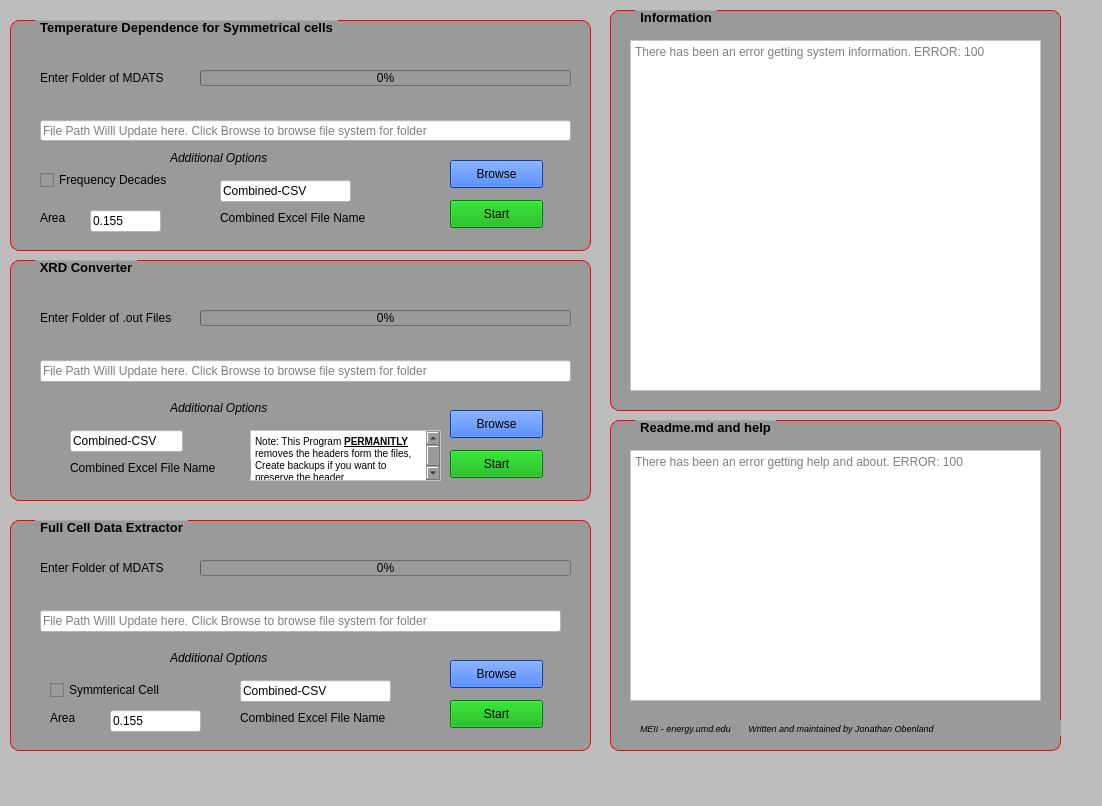
Qt form gui.ui (Jobenland/Data-Helper) before a commit.
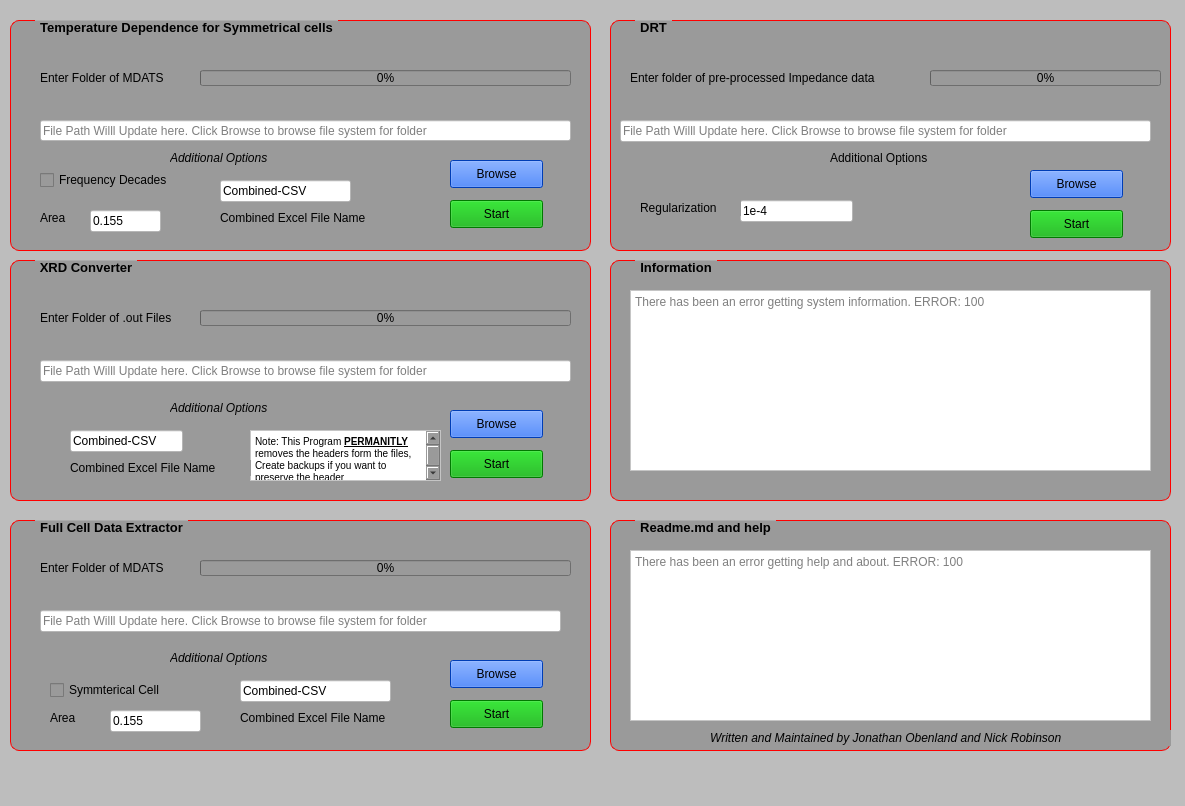
The same form after that commit. Icons and pictures are not drawn.

Commit message: Added DRT to come

What changed in the file:
```diff
--- a/gui.ui
+++ b/gui.ui
@@ -6,7 +6,7 @@
    <rect>
     <x>0</x>
     <y>0</y>
-    <width>1102</width>
+    <width>1185</width>
     <height>806</height>
    </rect>
   </property>
@@ -595,9 +595,9 @@
     <property name="geometry">
      <rect>
       <x>610</x>
-      <y>420</y>
-      <width>451</width>
-      <height>331</height>
+      <y>520</y>
+      <width>561</width>
+      <height>231</height>
      </rect>
     </property>
     <property name="font">
@@ -629,7 +629,7 @@
       </font>
      </property>
      <property name="text">
-      <string>MEII - energy.umd.edu       Written and maintained by Jonathan Obenland</string>
+      <string>Written and maintained by Jonathan Obenland and Nick Robinson</string>
      </property>
     </widget>
     <widget class="QTextBrowser" name="textBrowser">
@@ -637,8 +637,8 @@
       <rect>
        <x>20</x>
        <y>30</y>
-       <width>411</width>
-       <height>251</height>
+       <width>521</width>
+       <height>171</height>
       </rect>
      </property>
      <property name="styleSheet">
@@ -655,14 +655,32 @@
       <string>There has been an error getting help and about. ERROR: 100</string>
      </property>
     </widget>
+    <widget class="QLabel" name="label_16">
+     <property name="geometry">
+      <rect>
+       <x>100</x>
+       <y>210</y>
+       <width>511</width>
+       <height>16</height>
+      </rect>
+     </property>
+     <property name="font">
+      <font>
+       <italic>true</italic>
+      </font>
+     </property>
+     <property name="text">
+      <string>Written and Maintained by Jonathan Obenland and Nick Robinson</string>
+     </property>
+    </widget>
    </widget>
    <widget class="QGroupBox" name="groupBox_5">
     <property name="geometry">
      <rect>
       <x>610</x>
-      <y>10</y>
-      <width>451</width>
-      <height>401</height>
+      <y>260</y>
+      <width>561</width>
+      <height>241</height>
      </rect>
     </property>
     <property name="font">
@@ -683,8 +701,8 @@
       <rect>
        <x>20</x>
        <y>30</y>
-       <width>411</width>
-       <height>351</height>
+       <width>521</width>
+       <height>181</height>
       </rect>
      </property>
      <property name="styleSheet">
@@ -702,6 +720,150 @@
      </property>
     </widget>
    </widget>
+   <widget class="QGroupBox" name="groupBox_6">
+    <property name="geometry">
+     <rect>
+      <x>610</x>
+      <y>20</y>
+      <width>561</width>
+      <height>231</height>
+     </rect>
+    </property>
+    <property name="font">
+     <font>
+      <pointsize>10</pointsize>
+      <weight>75</weight>
+      <bold>true</bold>
+     </font>
+    </property>
+    <property name="styleSheet">
+     <string notr="true">background-color: rgb(154, 154, 154);</string>
+    </property>
+    <property name="title">
+     <string>DRT</string>
+    </property>
+    <widget class="QLabel" name="label_13">
+     <property name="geometry">
+      <rect>
+       <x>20</x>
+       <y>50</y>
+       <width>311</width>
+       <height>16</height>
+      </rect>
+     </property>
+     <property name="text">
+      <string>Enter folder of pre-processed Impedance data</string>
+     </property>
+    </widget>
+    <widget class="QLineEdit" name="drtFilePath">
+     <property name="geometry">
+      <rect>
+       <x>10</x>
+       <y>100</y>
+       <width>531</width>
+       <height>22</height>
+      </rect>
+     </property>
+     <property name="styleSheet">
+      <string notr="true">background-color: rgb(255, 255, 255);</string>
+     </property>
+     <property name="placeholderText">
+      <string>File Path Willl Update here. Click Browse to browse file system for folder</string>
+     </property>
+    </widget>
+    <widget class="QLabel" name="label_14">
+     <property name="geometry">
+      <rect>
+       <x>220</x>
+       <y>130</y>
+       <width>111</width>
+       <height>16</height>
+      </rect>
+     </property>
+     <property name="font">
+      <font>
+       <italic>false</italic>
+      </font>
+     </property>
+     <property name="text">
+      <string>Additional Options</string>
+     </property>
+    </widget>
+    <widget class="QProgressBar" name="drtProgress">
+     <property name="geometry">
+      <rect>
+       <x>320</x>
+       <y>50</y>
+       <width>231</width>
+       <height>16</height>
+      </rect>
+     </property>
+     <property name="value">
+      <number>0</number>
+     </property>
+    </widget>
+    <widget class="QLineEdit" name="drtRegularization">
+     <property name="geometry">
+      <rect>
+       <x>130</x>
+       <y>180</y>
+       <width>113</width>
+       <height>22</height>
+      </rect>
+     </property>
+     <property name="styleSheet">
+      <string notr="true">background-color: rgb(255, 255, 255);</string>
+     </property>
+     <property name="text">
+      <string>1e-4</string>
+     </property>
+    </widget>
+    <widget class="QLabel" name="label_15">
+     <property name="geometry">
+      <rect>
+       <x>30</x>
+       <y>180</y>
+       <width>101</width>
+       <height>16</height>
+      </rect>
+     </property>
+     <property name="text">
+      <string>Regularization</string>
+     </property>
+    </widget>
+    <widget class="QPushButton" name="drtBrowse">
+     <property name="geometry">
+      <rect>
+       <x>420</x>
+       <y>150</y>
+       <width>93</width>
+       <height>28</height>
+      </rect>
+     </property>
+     <property name="styleSheet">
+      <string notr="true">background-color: rgb(0, 85, 255);</string>
+     </property>
+     <property name="text">
+      <string>Browse</string>
+     </property>
+    </widget>
+    <widget class="QPushButton" name="drtStart">
+     <property name="geometry">
+      <rect>
+       <x>420</x>
+       <y>190</y>
+       <width>93</width>
+       <height>28</height>
+      </rect>
+     </property>
+     <property name="styleSheet">
+      <string notr="true">background-color: rgb(0, 170, 0);</string>
+     </property>
+     <property name="text">
+      <string>Start</string>
+     </property>
+    </widget>
+   </widget>
   </widget>
   <widget class="QMenuBar" name="menubar">
    <property name="geometry">
```
Left out of the diff: 2 changed lines with no effect on the pictures. The commit also changes 2 other files.
